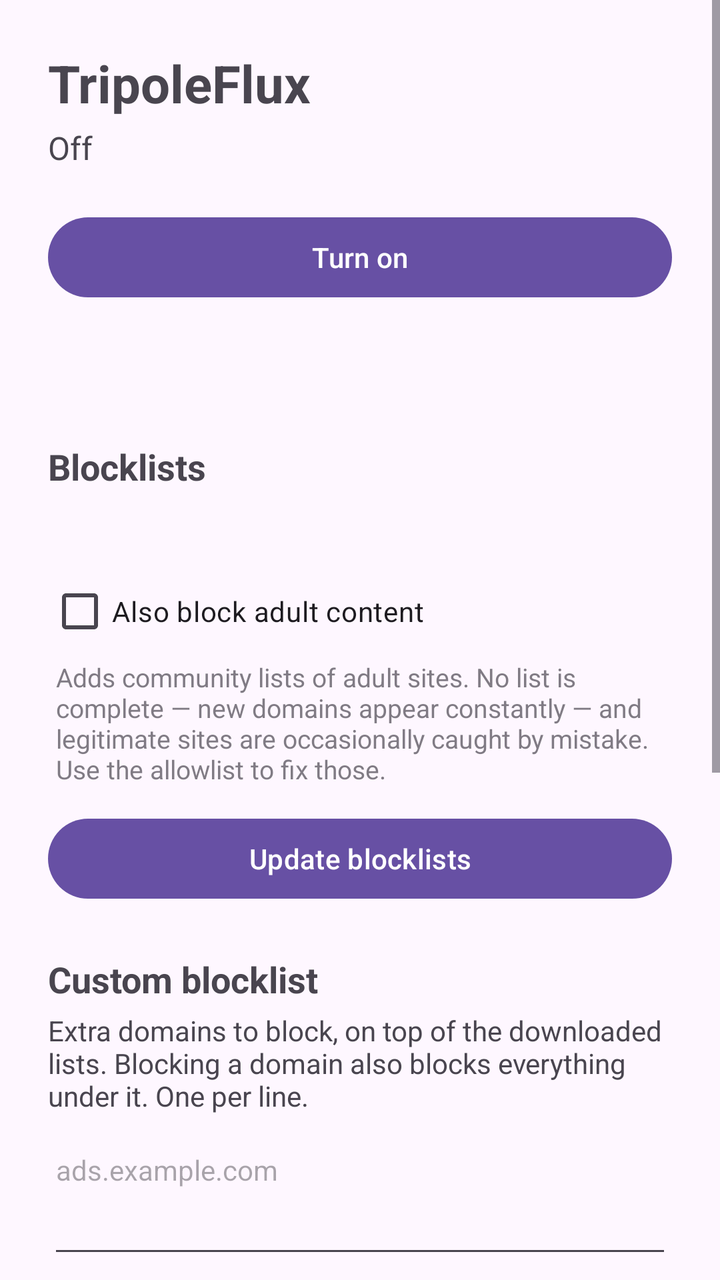
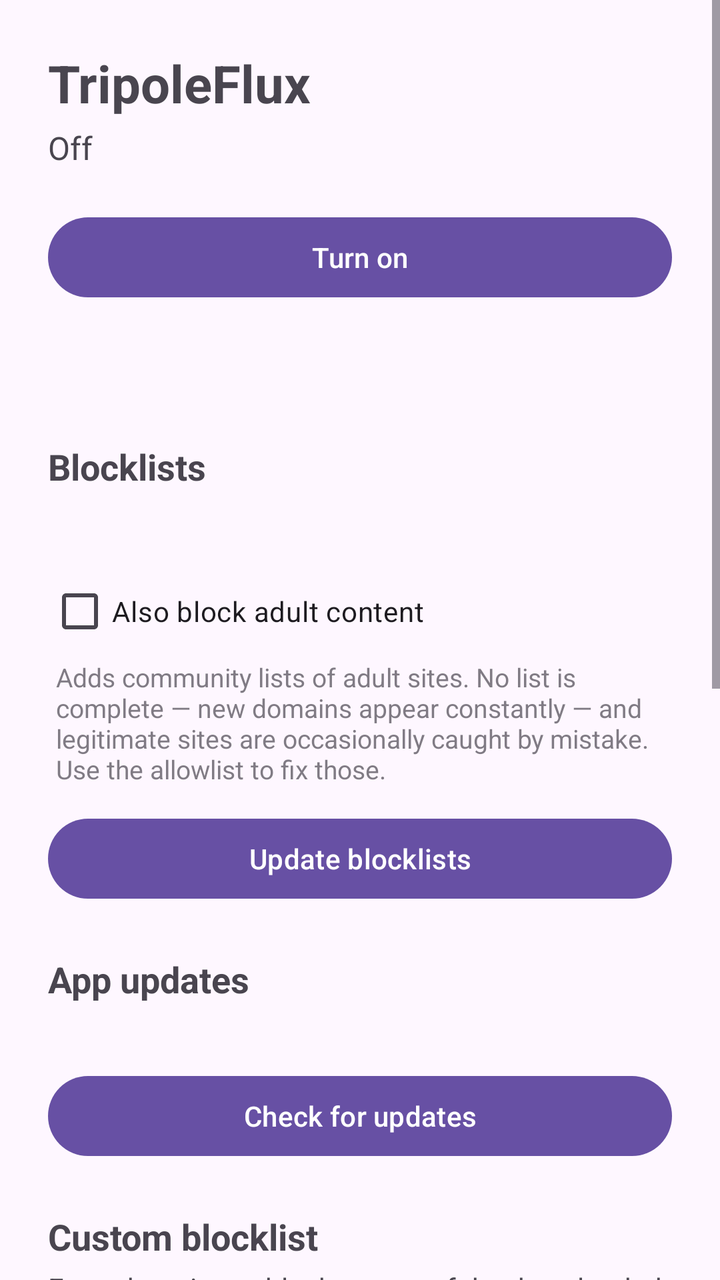

Screens rendered from an Android XML layout before and after an edit, with the pre-edit source and the edit as a unified diff.
<!-- AndroidManifest.xml: application theme Theme.TripoleFlux -->
<!-- res/layout/activity_main.xml -->
<?xml version="1.0" encoding="utf-8"?>
<ScrollView xmlns:android="http://schemas.android.com/apk/res/android"
    android:layout_width="match_parent"
    android:layout_height="match_parent"
    android:fillViewport="true">

    <LinearLayout
        android:layout_width="match_parent"
        android:layout_height="wrap_content"
        android:orientation="vertical"
        android:padding="24dp">

        <TextView
            android:layout_width="wrap_content"
            android:layout_height="wrap_content"
            android:text="@string/app_name"
            android:textSize="26sp"
            android:textStyle="bold" />

        <TextView
            android:id="@+id/status"
            android:layout_width="wrap_content"
            android:layout_height="wrap_content"
            android:layout_marginTop="4dp"
            android:text="@string/status_off"
            android:textSize="16sp" />

        <Button
            android:id="@+id/toggle"
            android:layout_width="match_parent"
            android:layout_height="wrap_content"
            android:layout_marginTop="20dp"
            android:text="@string/turn_on" />

        <TextView
            android:id="@+id/stats"
            android:layout_width="match_parent"
            android:layout_height="wrap_content"
            android:layout_marginTop="24dp"
            android:textSize="15sp" />

        <TextView
            android:layout_width="wrap_content"
            android:layout_height="wrap_content"
            android:layout_marginTop="24dp"
            android:text="@string/heading_lists"
            android:textSize="18sp"
            android:textStyle="bold" />

        <TextView
            android:id="@+id/list_info"
            android:layout_width="match_parent"
            android:layout_height="wrap_content"
            android:layout_marginTop="4dp"
            android:textSize="15sp" />

        <CheckBox
            android:id="@+id/adult_filter"
            android:layout_width="match_parent"
            android:layout_height="wrap_content"
            android:layout_marginTop="12dp"
            android:text="@string/adult_filter_label" />

        <TextView
            android:layout_width="match_parent"
            android:layout_height="wrap_content"
            android:layout_marginStart="4dp"
            android:alpha="0.7"
            android:text="@string/adult_filter_help"
            android:textSize="13sp" />

        <Button
            android:id="@+id/update"
            android:layout_width="match_parent"
            android:layout_height="wrap_content"
            android:layout_marginTop="12dp"
            android:text="@string/update_lists" />

        <TextView
            android:layout_width="wrap_content"
            android:layout_height="wrap_content"
            android:layout_marginTop="24dp"
            android:text="@string/heading_blocklist"
            android:textSize="18sp"
            android:textStyle="bold" />

        <TextView
            android:layout_width="match_parent"
            android:layout_height="wrap_content"
            android:layout_marginTop="4dp"
            android:text="@string/blocklist_help"
            android:textSize="14sp" />

        <EditText
            android:id="@+id/blocklist"
            android:layout_width="match_parent"
            android:layout_height="wrap_content"
            android:layout_marginTop="8dp"
            android:gravity="top|start"
            android:hint="@string/blocklist_hint"
            android:importantForAutofill="no"
            android:inputType="textMultiLine|textNoSuggestions"
            android:minLines="3"
            android:textSize="14sp" />

        <Button
            android:id="@+id/save_blocklist"
            android:layout_width="match_parent"
            android:layout_height="wrap_content"
            android:layout_marginTop="8dp"
            android:text="@string/save_blocklist" />

        <TextView
            android:layout_width="wrap_content"
            android:layout_height="wrap_content"
            android:layout_marginTop="24dp"
            android:text="@string/heading_allowlist"
            android:textSize="18sp"
            android:textStyle="bold" />

        <TextView
            android:layout_width="match_parent"
            android:layout_height="wrap_content"
            android:layout_marginTop="4dp"
            android:text="@string/allowlist_help"
            android:textSize="14sp" />

        <EditText
            android:id="@+id/allowlist"
            android:layout_width="match_parent"
            android:layout_height="wrap_content"
            android:layout_marginTop="8dp"
            android:gravity="top|start"
            android:hint="@string/allowlist_hint"
            android:importantForAutofill="no"
            android:inputType="textMultiLine|textNoSuggestions"
            android:minLines="3"
            android:textSize="14sp" />

        <Button
            android:id="@+id/save_allowlist"
            android:layout_width="match_parent"
            android:layout_height="wrap_content"
            android:layout_marginTop="8dp"
            android:text="@string/save_allowlist" />

        <TextView
            android:layout_width="wrap_content"
            android:layout_height="wrap_content"
            android:layout_marginTop="24dp"
            android:text="@string/heading_recent"
            android:textSize="18sp"
            android:textStyle="bold" />

        <TextView
            android:layout_width="match_parent"
            android:layout_height="wrap_content"
            android:layout_marginTop="4dp"
            android:text="@string/recent_help"
            android:textSize="14sp" />

        <TextView
            android:id="@+id/blocked_empty"
            android:layout_width="match_parent"
            android:layout_height="wrap_content"
            android:layout_marginTop="8dp"
            android:text="@string/nothing_blocked_yet"
            android:textSize="14sp" />

        <LinearLayout
            android:id="@+id/blocked_list"
            android:layout_width="match_parent"
            android:layout_height="wrap_content"
            android:layout_marginTop="4dp"
            android:layout_marginBottom="24dp"
            android:orientation="vertical" />
    </LinearLayout>
</ScrollView>
<!-- resources referenced by this layout -->
<resources>
  <string name="adult_filter_help">Adds community lists of adult sites. No list is complete — new domains appear constantly — and legitimate sites are occasionally caught by mistake. Use the allowlist to fix those.</string>
  <string name="adult_filter_label">Also block adult content</string>
  <string name="allowlist_help">Domains listed here are never blocked. Use this when an app breaks. One per line.</string>
  <string name="allowlist_hint">example.com</string>
  <string name="app_name">TripoleFlux</string>
  <string name="blocklist_help">Extra domains to block, on top of the downloaded lists. Blocking a domain also blocks everything under it. One per line.</string>
  <string name="blocklist_hint">ads.example.com</string>
  <string name="heading_allowlist">Allowlist</string>
  <string name="heading_blocklist">Custom blocklist</string>
  <string name="heading_lists">Blocklists</string>
  <string name="heading_recent">Recently blocked</string>
  <string name="nothing_blocked_yet">Nothing blocked yet.</string>
  <string name="recent_help">Tap a domain to see the details or allow it.</string>
  <string name="save_allowlist">Save allowlist</string>
  <string name="save_blocklist">Save blocklist</string>
  <string name="status_off">Off</string>
  <string name="turn_on">Turn on</string>
  <string name="update_lists">Update blocklists</string>
  <style name="Theme.TripoleFlux" parent="Theme.Material3.DayNight.NoActionBar" />
</resources>

<!-- the commit's change to res/layout/activity_main.xml (unified diff, before → after) -->
@@ -80,6 +80,28 @@
             android:layout_width="wrap_content"
             android:layout_height="wrap_content"
             android:layout_marginTop="24dp"
+            android:text="@string/heading_updates"
+            android:textSize="18sp"
+            android:textStyle="bold" />
+
+        <TextView
+            android:id="@+id/version_info"
+            android:layout_width="match_parent"
+            android:layout_height="wrap_content"
+            android:layout_marginTop="4dp"
+            android:textSize="15sp" />
+
+        <Button
+            android:id="@+id/check_updates"
+            android:layout_width="match_parent"
+            android:layout_height="wrap_content"
+            android:layout_marginTop="8dp"
+            android:text="@string/check_updates" />
+
+        <TextView
+            android:layout_width="wrap_content"
+            android:layout_height="wrap_content"
+            android:layout_marginTop="24dp"
             android:text="@string/heading_blocklist"
             android:textSize="18sp"
             android:textStyle="bold" />
<!-- resource entries referenced after the edit -->
@@ -7,10 +7,12 @@
   <string name="app_name">TripoleFlux</string>
   <string name="blocklist_help">Extra domains to block, on top of the downloaded lists. Blocking a domain also blocks everything under it. One per line.</string>
   <string name="blocklist_hint">ads.example.com</string>
+  <string name="check_updates">Check for updates</string>
   <string name="heading_allowlist">Allowlist</string>
   <string name="heading_blocklist">Custom blocklist</string>
   <string name="heading_lists">Blocklists</string>
   <string name="heading_recent">Recently blocked</string>
+  <string name="heading_updates">App updates</string>
   <string name="nothing_blocked_yet">Nothing blocked yet.</string>
   <string name="recent_help">Tap a domain to see the details or allow it.</string>
   <string name="save_allowlist">Save allowlist</string>
